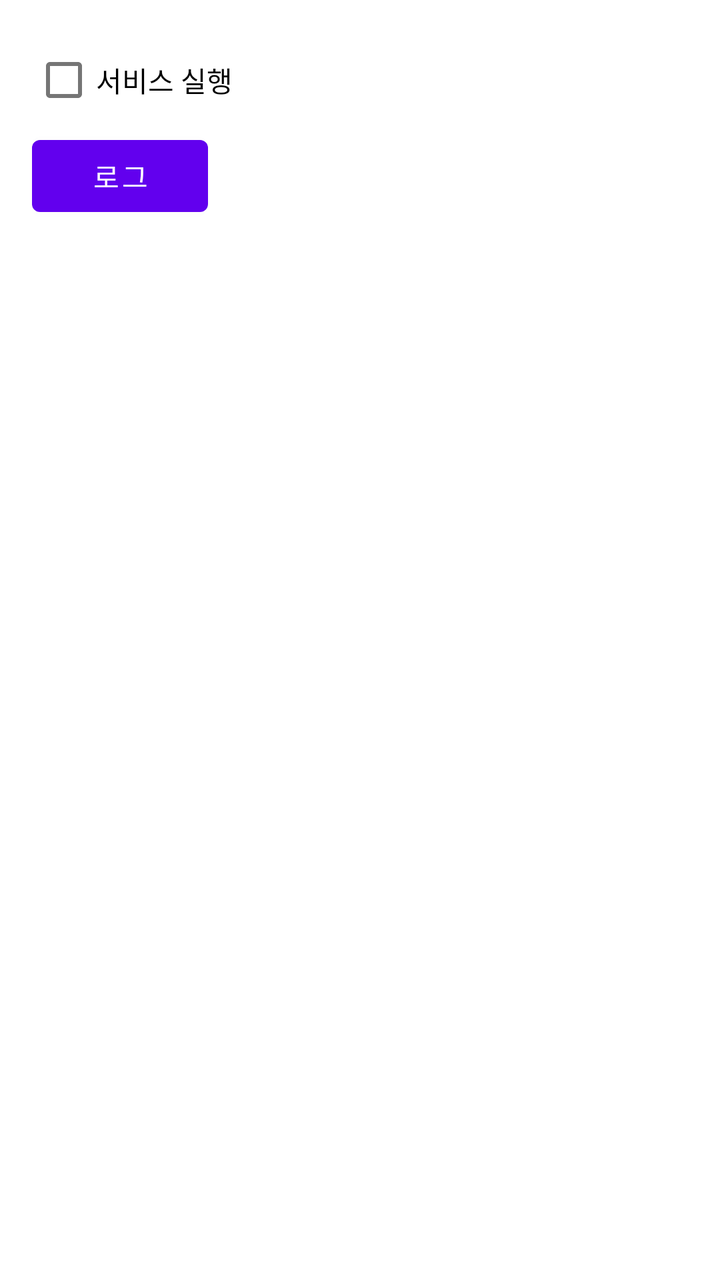
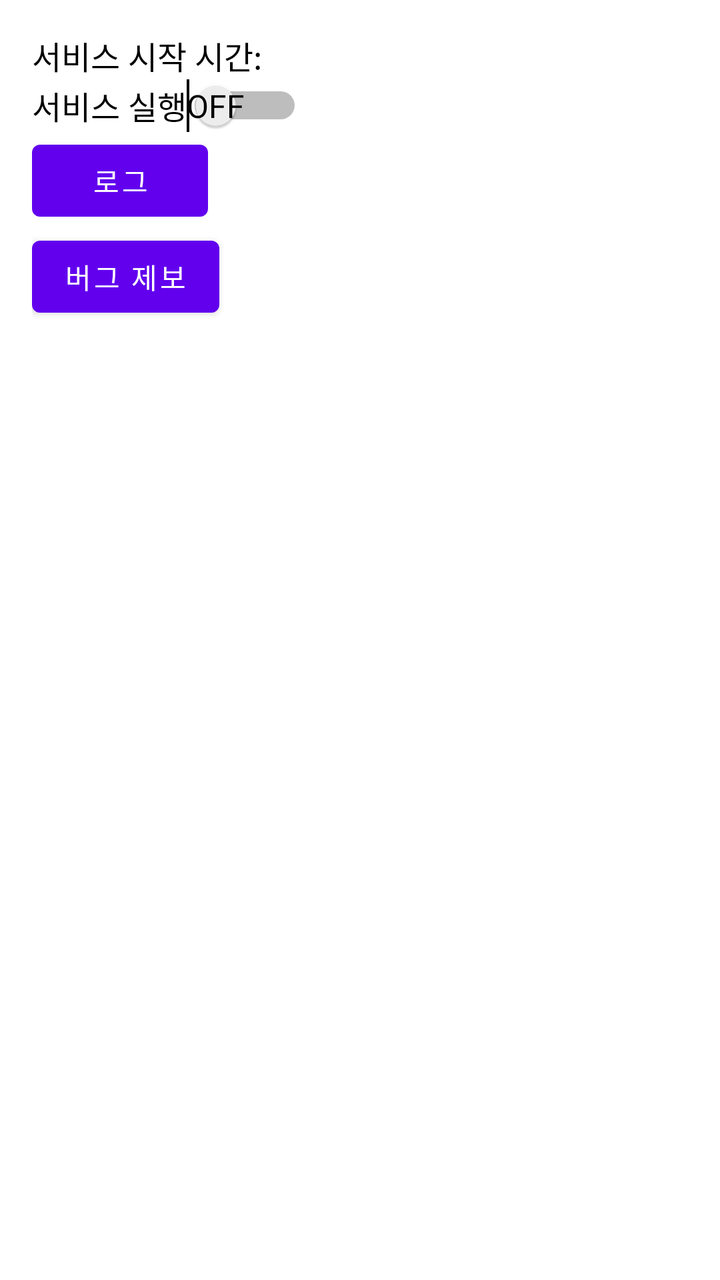

Before-and-after screenshots of an Android layout around one commit, followed by the original layout XML and the change that was made.
<!-- AndroidManifest.xml: application theme Theme.SmombieApp -->
<!-- res/layout/activity_main.xml -->
<?xml version="1.0" encoding="utf-8"?>
<androidx.constraintlayout.widget.ConstraintLayout xmlns:android="http://schemas.android.com/apk/res/android"
    xmlns:app="http://schemas.android.com/apk/res-auto"
    xmlns:tools="http://schemas.android.com/tools"
    android:layout_width="match_parent"
    android:layout_height="match_parent"
    android:orientation="vertical"
    android:padding="@dimen/dimen_16dp"
    tools:context=".view.MainActivity">


    <CheckBox
        style="@style/Font_14_000000"
        android:id="@+id/main_ckb_service"
        android:layout_width="wrap_content"
        android:layout_height="wrap_content"
        android:text="@string/main_service_on"
        app:layout_constraintStart_toStartOf="parent"
        app:layout_constraintTop_toTopOf="parent" />

    <TextView
        android:id="@+id/main_tv_service_state"
        style="@style/Font_14_000000"
        android:layout_width="match_parent"
        android:layout_height="wrap_content"
        android:text="@string/main_service_state"
        android:layout_marginTop="@dimen/dimen_26dp"
        android:visibility="gone"
        app:layout_constraintTop_toBottomOf="@id/main_ckb_service" />

    <TextView
        android:id="@+id/main_tv_step_cnt"
        style="@style/Font_14_000000"
        android:layout_width="match_parent"
        android:layout_height="wrap_content"
        android:text="@string/main_step_cnt"
        android:visibility="gone"
        app:layout_constraintTop_toBottomOf="@id/main_ckb_service" />

    <TextView
        style="@style/Font_14_000000"
        android:visibility="gone"
        android:id="@+id/main_tv_gps_stage"
        android:layout_width="match_parent"
        android:layout_height="wrap_content"
        android:text="@string/main_gps_stage"
        android:layout_marginTop="@dimen/dimen_30dp"
        app:layout_constraintTop_toBottomOf="@id/main_tv_step_cnt"/>

    <TextView
        style="@style/Font_14_000000"
        android:visibility="gone"
        android:id="@+id/main_tv_location"
        android:layout_width="match_parent"
        android:layout_height="wrap_content"
        android:text="@string/main_location"
        android:layout_marginTop="@dimen/dimen_05dp"
        app:layout_constraintTop_toBottomOf="@id/main_tv_gps_stage"/>

    <Button
        android:id="@+id/main_btn_log"
        android:layout_width="wrap_content"
        android:layout_height="wrap_content"
        app:layout_constraintTop_toBottomOf="@id/main_tv_gps_stage"
        app:layout_constraintStart_toStartOf="parent"
        android:text="@string/btn_log"/>

</androidx.constraintlayout.widget.ConstraintLayout>
<!-- resources referenced by this layout -->
<resources>
  <dimen name="dimen_05dp">5dp</dimen>
  <dimen name="dimen_16dp">16dp</dimen>
  <dimen name="dimen_26dp">26dp</dimen>
  <dimen name="dimen_30dp">30dp</dimen>
  <string name="btn_log">로그</string>
  <string name="main_gps_stage">GPS 상태:  </string>
  <string name="main_location">위치:  </string>
  <string name="main_service_on">서비스 실행</string>
  <string name="main_service_state">서비스 상태: </string>
  <string name="main_step_cnt">걸음 수:  </string>
  <style name="Font_14_000000">
          <item name="android:textColor">@color/color_000000</item>
          <item name="android:textSize">@dimen/dimen_14dp</item>
          <item name="android:includeFontPadding">false</item>
      </style>
  <style name="Theme.SmombieApp" parent="Theme.MaterialComponents.Light.NoActionBar">
          
          <item name="colorPrimary">@color/purple_500</item>
          <item name="colorPrimaryVariant">@color/purple_700</item>
          <item name="colorOnPrimary">@color/white</item>
          
          <item name="colorSecondary">@color/teal_200</item>
          <item name="colorSecondaryVariant">@color/teal_700</item>
          <item name="colorOnSecondary">@color/black</item>
          
          <item name="android:statusBarColor" tools:targetApi="l">?attr/colorPrimaryVariant</item>
          
      </style>
  <color name="color_000000">#000000</color>
  <dimen name="dimen_14dp">14dp</dimen>
  <color name="purple_500">#FF6200EE</color>
  <color name="purple_700">#FF3700B3</color>
  <color name="white">#FFFFFFFF</color>
  <color name="teal_200">#FF03DAC5</color>
  <color name="teal_700">#FF018786</color>
  <color name="black">#FF000000</color>
</resources>

<!-- the commit's change to res/layout/activity_main.xml (unified diff, before → after) -->
@@ -8,61 +8,46 @@
     android:padding="@dimen/dimen_16dp"
     tools:context=".view.MainActivity">
 
-
-    <CheckBox
-        style="@style/Font_14_000000"
-        android:id="@+id/main_ckb_service"
+    <TextView
+        android:id="@+id/main_tv_start_time"
+        style="@style/Font_16_000000"
         android:layout_width="wrap_content"
         android:layout_height="wrap_content"
-        android:text="@string/main_service_on"
+        android:text="@string/main_start_time"
         app:layout_constraintStart_toStartOf="parent"
         app:layout_constraintTop_toTopOf="parent" />
 
-    <TextView
-        android:id="@+id/main_tv_service_state"
-        style="@style/Font_14_000000"
-        android:layout_width="match_parent"
+
+    <Switch
+        android:id="@+id/main_sw_service"
+        style="@style/Font_16_000000"
+        android:layout_width="wrap_content"
         android:layout_height="wrap_content"
-        android:text="@string/main_service_state"
-        android:layout_marginTop="@dimen/dimen_26dp"
-        android:visibility="gone"
-        app:layout_constraintTop_toBottomOf="@id/main_ckb_service" />
+        android:showText="true"
+        android:switchTextAppearance="@style/Font_16_000000"
+        android:text="@string/main_service_on"
+        android:textOff="@string/btn_end"
+        android:textOn="@string/btn_start"
+        app:layout_constraintStart_toStartOf="parent"
+        app:layout_constraintTop_toBottomOf="@id/main_tv_start_time" />
 
-    <TextView
-        android:id="@+id/main_tv_step_cnt"
-        style="@style/Font_14_000000"
-        android:layout_width="match_parent"
-        android:layout_height="wrap_content"
-        android:text="@string/main_step_cnt"
-        android:visibility="gone"
-        app:layout_constraintTop_toBottomOf="@id/main_ckb_service" />
-
-    <TextView
-        style="@style/Font_14_000000"
-        android:visibility="gone"
-        android:id="@+id/main_tv_gps_stage"
-        android:layout_width="match_parent"
-        android:layout_height="wrap_content"
-        android:text="@string/main_gps_stage"
-        android:layout_marginTop="@dimen/dimen_30dp"
-        app:layout_constraintTop_toBottomOf="@id/main_tv_step_cnt"/>
-
-    <TextView
-        style="@style/Font_14_000000"
-        android:visibility="gone"
-        android:id="@+id/main_tv_location"
-        android:layout_width="match_parent"
-        android:layout_height="wrap_content"
-        android:text="@string/main_location"
-        android:layout_marginTop="@dimen/dimen_05dp"
-        app:layout_constraintTop_toBottomOf="@id/main_tv_gps_stage"/>
 
     <Button
         android:id="@+id/main_btn_log"
+        style="@style/Font_14_FFFFFF"
         android:layout_width="wrap_content"
         android:layout_height="wrap_content"
-        app:layout_constraintTop_toBottomOf="@id/main_tv_gps_stage"
+        android:text="@string/btn_log"
         app:layout_constraintStart_toStartOf="parent"
-        android:text="@string/btn_log"/>
+        app:layout_constraintTop_toBottomOf="@id/main_sw_service" />
+
+    <Button
+        android:id="@+id/main_btn_bug"
+        style="@style/Font_14_FFFFFF"
+        android:layout_width="wrap_content"
+        android:layout_height="wrap_content"
+        android:text="@string/btn_bug"
+        app:layout_constraintStart_toStartOf="parent"
+        app:layout_constraintTop_toBottomOf="@id/main_btn_log" />
 
 </androidx.constraintlayout.widget.ConstraintLayout>
<!-- resource entries referenced after the edit -->
@@ -1,18 +1,20 @@
 <!-- resources referenced by this layout -->
 <resources>
-  <dimen name="dimen_05dp">5dp</dimen>
   <dimen name="dimen_16dp">16dp</dimen>
-  <dimen name="dimen_26dp">26dp</dimen>
-  <dimen name="dimen_30dp">30dp</dimen>
+  <string name="btn_bug">버그 제보</string>
+  <string name="btn_end">OFF</string>
   <string name="btn_log">로그</string>
-  <string name="main_gps_stage">GPS 상태:  </string>
-  <string name="main_location">위치:  </string>
+  <string name="btn_start">ON</string>
   <string name="main_service_on">서비스 실행</string>
-  <string name="main_service_state">서비스 상태: </string>
-  <string name="main_step_cnt">걸음 수:  </string>
-  <style name="Font_14_000000">
+  <string name="main_start_time">서비스 시작 시간: </string>
+  <style name="Font_14_FFFFFF">
+          <item name="android:textColor">@color/color_FFFFFF</item>
+          <item name="android:textSize">@dimen/dimen_14dp</item>
+          <item name="android:includeFontPadding">false</item>
+      </style>
+  <style name="Font_16_000000">
           <item name="android:textColor">@color/color_000000</item>
-          <item name="android:textSize">@dimen/dimen_14dp</item>
+          <item name="android:textSize">@dimen/dimen_16dp</item>
           <item name="android:includeFontPadding">false</item>
       </style>
   <style name="Theme.SmombieApp" parent="Theme.MaterialComponents.Light.NoActionBar">
@@ -28,6 +30,7 @@
           <item name="android:statusBarColor" tools:targetApi="l">?attr/colorPrimaryVariant</item>
           
       </style>
+  <color name="color_FFFFFF">#FFFFFF</color>
   <color name="color_000000">#000000</color>
   <dimen name="dimen_14dp">14dp</dimen>
   <color name="purple_500">#FF6200EE</color>
